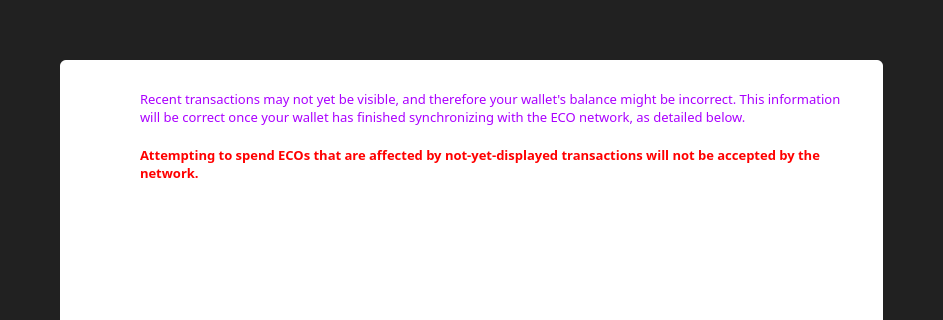
Before: the Qt Designer form src/qt/forms/modaloverlay.ui in ECO-chain/ecochain, drawn with Qt 5; both pictures show x 0 to 943 and y 0 to 320 of the 943 by 587 pixel window.
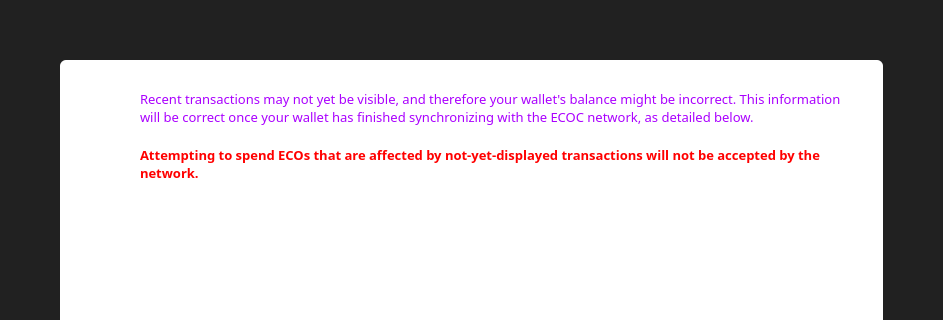
After: the same form once the commit is applied. Icons and pictures are not drawn. Custom widgets are drawn as their Qt base class.

Commit message: change Eco to ECOC, fix languages

Patch:
```diff
--- a/src/qt/forms/modaloverlay.ui
+++ b/src/qt/forms/modaloverlay.ui
@@ -162,7 +162,7 @@
                     </font>
                    </property>
                    <property name="text">
-                    <string>&lt;html&gt;&lt;head/&gt;&lt;body&gt;&lt;p&gt;&lt;span style=&quot; color:#aa00ff;&quot;&gt;Recent transactions may not yet be visible, and therefore your wallet's balance might be incorrect. This information will be correct once your wallet has finished synchronizing with the ECO network, as detailed below.&lt;/span&gt;&lt;/p&gt;&lt;/body&gt;&lt;/html&gt;</string>
+                    <string>&lt;html&gt;&lt;head/&gt;&lt;body&gt;&lt;p&gt;&lt;span style=&quot; color:#aa00ff;&quot;&gt;Recent transactions may not yet be visible, and therefore your wallet's balance might be incorrect. This information will be correct once your wallet has finished synchronizing with the ECOC network, as detailed below.&lt;/span&gt;&lt;/p&gt;&lt;/body&gt;&lt;/html&gt;</string>
                    </property>
                    <property name="textFormat">
                     <enum>Qt::RichText</enum>
```
The commit also changes 83 other files.
